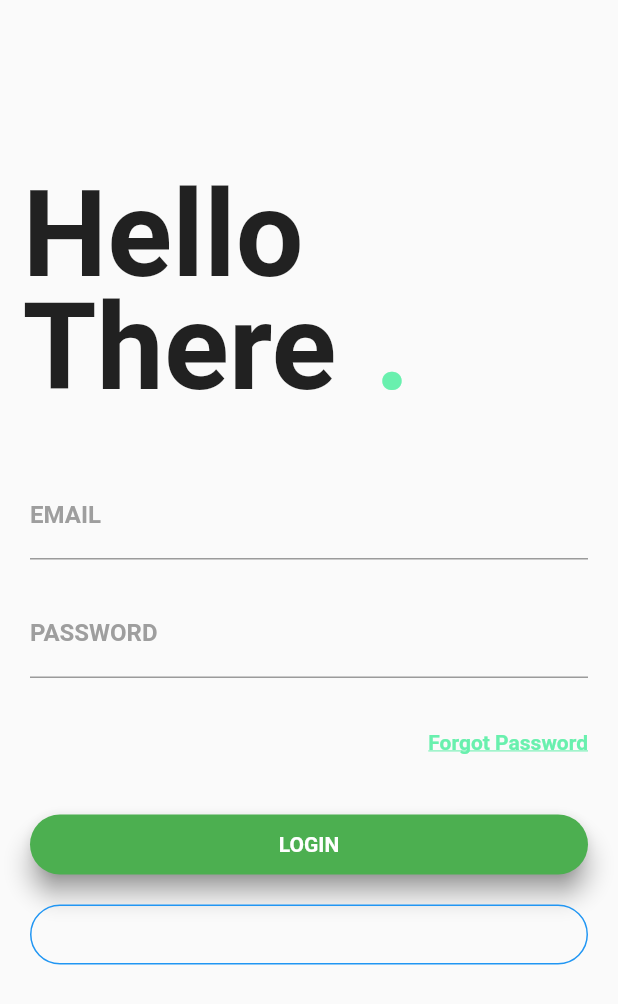
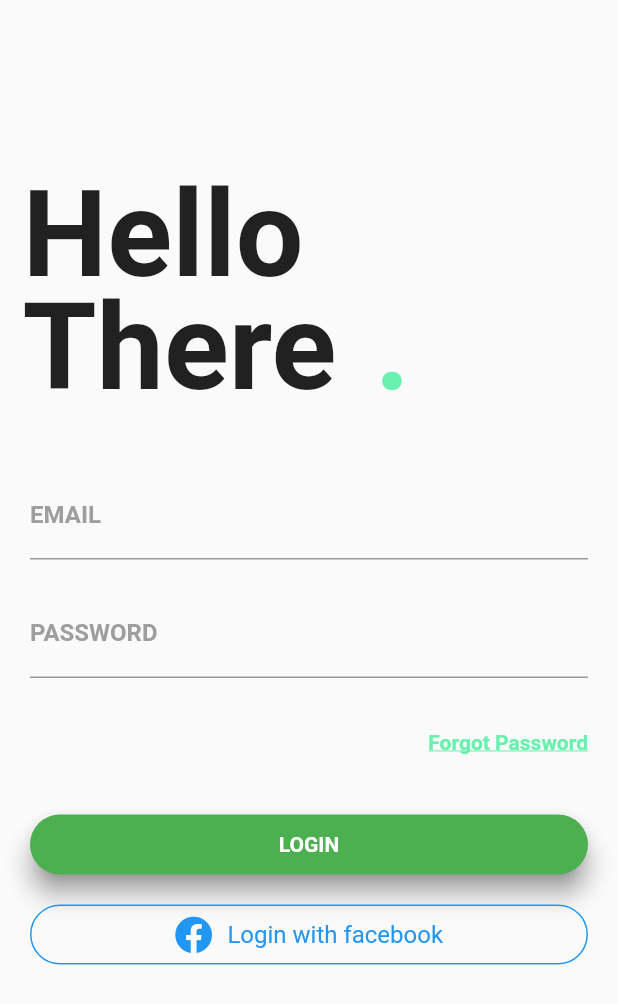
Before and after one commit to RachelAya/authentication_ui, a Flutter app: the screen it shows after launch, on a phone screen of 412 x 824 dp. Shown: the top 1004 px of the screen. Run offline on Flutter 3.47's test engine with Material 2 defaults, Android fonts, the phone set to English and light mode, and no system bars; our stand-ins replace font_awesome_flutter.

Commit message:
Added facebook button

```diff
--- a/lib/main.dart
+++ b/lib/main.dart
@@ -1,5 +1,6 @@
 import 'package:authentication_screens/constants.dart';
 import 'package:flutter/material.dart';
+import 'package:font_awesome_flutter/font_awesome_flutter.dart';
 
 void main() {
   runApp(MyApp());
@@ -144,6 +145,20 @@ class _MyHomePageState extends State<MyHomePage> {
                         borderRadius: BorderRadius.circular(20.0)),
                     child: Row(
                       mainAxisAlignment: MainAxisAlignment.center,
+                      children: <Widget>[
+                        Icon(
+                          FontAwesomeIcons.facebook,
+                          size: 25,
+                          color: Colors.blue,
+                        ),
+                        SizedBox(
+                          width: 10.0,
+                        ),
+                        Text(
+                          'Login with facebook',
+                          style: TextStyle(fontSize: 16, color: Colors.blue),
+                        ),
+                      ],
                     ),
                   ),
                 )
--- a/pubspec.yaml
+++ b/pubspec.yaml
@@ -30,6 +30,7 @@ dependencies:
   cupertino_icons: ^1.0.0
   flutter_svg: ^0.17.4
   blobs: ^1.2.0
+  font_awesome_flutter: ^8.5.0
 
 dev_dependencies:
   flutter_test:
```
Also changed, not shown: pubspec.lock.
